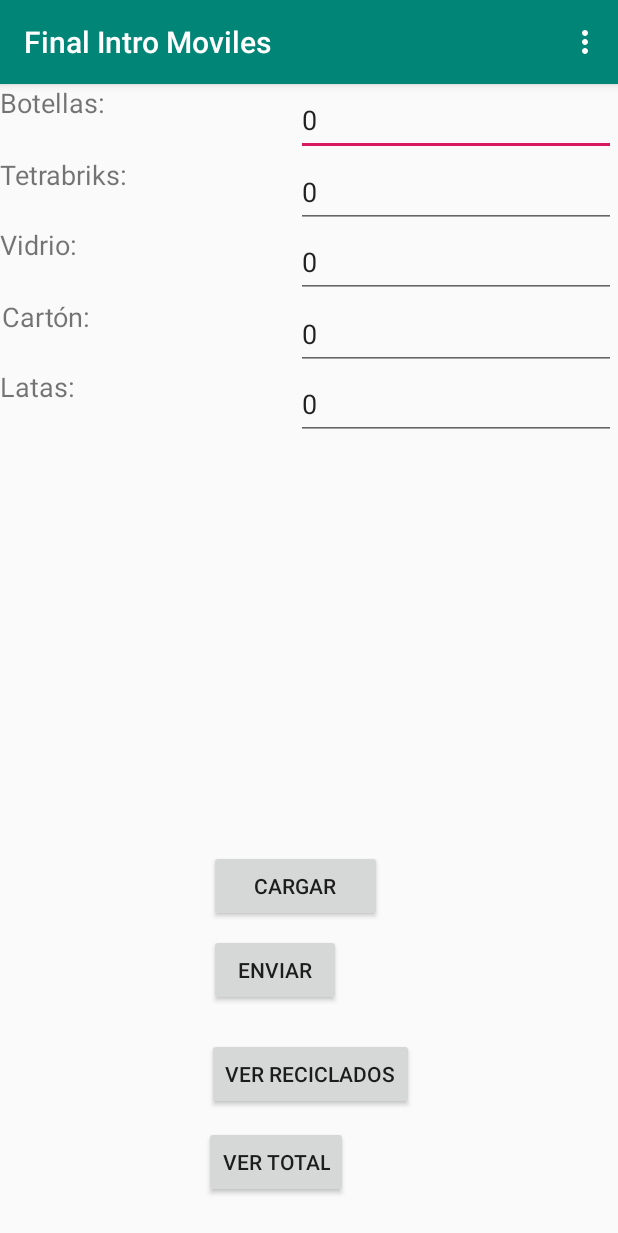
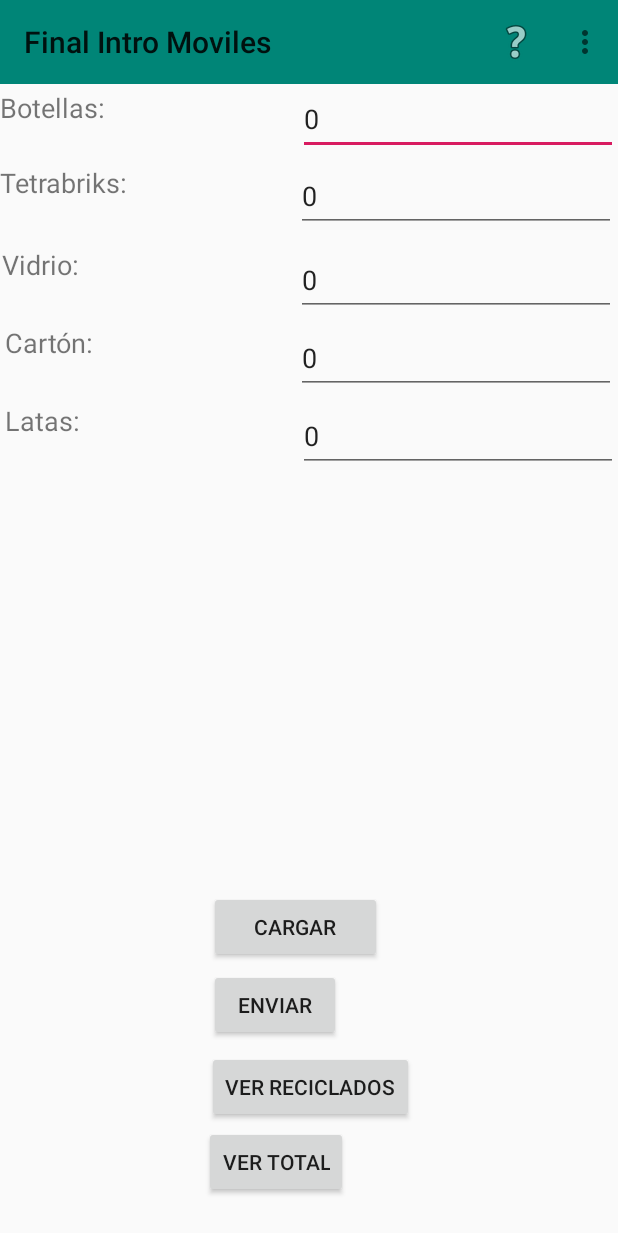
Before and after one commit to scorpion712/Garbage-Recycler-Service-Client-App, an Android app: the RecyclingActivity screen opened directly, with no data from a screen before it, on a phone screen of 412 x 824 dp. Shown: the top 1233 px of the screen. Run offline under Robolectric (Android 15) with nearby library versions, the phone set to English and light mode, and no system bars; 1 statement that could not run was skipped.

Commit message:
Adding a customized toolbar

```diff
--- a/app/src/main/java/com/example/lauti/finalintromoviles/dialogs/RecyclingDialog.java
+++ b/app/src/main/java/com/example/lauti/finalintromoviles/dialogs/RecyclingDialog.java
@@ -1,4 +1,41 @@
 package com.example.lauti.finalintromoviles.dialogs;
 
-public class RecyclingDialog {
+import android.app.AlertDialog;
+import android.app.Dialog;
+import android.content.DialogInterface;
+import android.os.Bundle;
+import android.support.v7.app.AppCompatDialogFragment;
+
+
+/**
+ * @author: Oneto, Fernando
+ * @author: Diez, Lautaro
+ * @Note: we use the Web Service did as the final practical work for the subject Service Oriented.
+ * To find the project:
+ * @link: https://github.com/scorpion712/Rest-Service-Garbage-Recycler
+ */
+
+// Class created to show a help dialog on RecyclingActivity
+public class RecyclingDialog extends AppCompatDialogFragment {
+    private static final String DIALOG_TITLE = "Ayuda";
+    private static final String HELP_TEXT = "Para registrar un reciclado debe completar los campos que corresponda. Si no posee reciclado de alguna clase coloque 0 (cero). \n";
+    private static final String LOAD_BUTTON="CARGAR: almacena el reciclado ingresado en el dispositivo.\n";
+    private static final String SEND_BUTTON="ENVIAR: envia el reciclado ingresado al servidor.\n";
+    private static final String LIST_VIEW="VER RECICLADOS: muestra la lista de todos los reciclados que posee.\n";
+    private static final String VIEW_ALL="VER TOTAL: muestra el total en cantidad de reciclados y su peso en toneladas.";
+
+    @Override
+    public Dialog onCreateDialog(Bundle savedInstanceState) {
+        AlertDialog.Builder builder = new AlertDialog.Builder(getActivity()); // Dialog builder
+        builder.setTitle(DIALOG_TITLE)
+                .setMessage(HELP_TEXT + "\n" + LOAD_BUTTON + "\n" + SEND_BUTTON + "\n" + LIST_VIEW + "\n" + VIEW_ALL)
+                .setPositiveButton("Ok", new DialogInterface.OnClickListener() {
+                    @Override
+                    public void onClick(DialogInterface dialog, int which) {
+
+                    }
+                });
+        return builder.create(); // return de dialog created
+
+    }
 }
--- a/app/src/main/res/layout/activity_recycling.xml
+++ b/app/src/main/res/layout/activity_recycling.xml
@@ -5,6 +5,12 @@
     android:layout_width="match_parent"
     android:layout_height="match_parent"
     tools:context=".activities.RecyclingActivity">
+
+    <include
+        layout="@layout/toolbar"
+        android:visibility="visible"
+        android:layout_height="wrap_content"
+        android:layout_width="match_parent" />
 
     <Button
         android:id="@+id/loadButton"
@@ -19,7 +25,7 @@
         android:layout_marginLeft="139dp"
         android:layout_marginEnd="157dp"
         android:layout_marginRight="157dp"
-        android:layout_marginBottom="209dp"
+        android:layout_marginBottom="182dp"
         android:text="cargar" />
 
     <TextView
@@ -27,7 +33,11 @@
         android:layout_width="160dp"
         android:layout_height="48dp"
         android:layout_alignParentStart="true"
+        android:layout_alignParentLeft="true"
         android:layout_alignParentTop="true"
+        android:layout_marginStart="0dp"
+        android:layout_marginLeft="0dp"
+        android:layout_marginTop="59dp"
         android:text="Botellas:"
         android:textSize="18sp" />
 
@@ -37,8 +47,10 @@
         android:layout_height="48dp"
         android:layout_alignParentTop="true"
         android:layout_alignParentEnd="true"
-        android:layout_marginTop="0dp"
-        android:layout_marginEnd="1dp"
+        android:layout_alignParentRight="true"
+        android:layout_marginTop="55dp"
+        android:layout_marginEnd="0dp"
+        android:layout_marginRight="0dp"
         android:ems="10"
         android:inputType="numberSigned"
         android:textSize="18sp" />
@@ -49,8 +61,10 @@
         android:layout_height="48dp"
         android:layout_below="@+id/bottlesText"
         android:layout_alignParentEnd="true"
-        android:layout_marginTop="0dp"
+        android:layout_alignParentRight="true"
+        android:layout_marginTop="3dp"
         android:layout_marginEnd="1dp"
+        android:layout_marginRight="1dp"
         android:ems="10"
         android:inputType="numberSigned"
         android:textSize="18sp" />
@@ -61,8 +75,10 @@
         android:layout_height="48dp"
         android:layout_below="@+id/tetrabriksText"
         android:layout_alignParentEnd="true"
-        android:layout_marginTop="-1dp"
+        android:layout_alignParentRight="true"
+        android:layout_marginTop="8dp"
         android:layout_marginEnd="1dp"
+        android:layout_marginRight="1dp"
         android:ems="10"
         android:inputType="numberSigned"
         android:textSize="18sp" />
@@ -73,8 +89,10 @@
         android:layout_height="48dp"
         android:layout_below="@+id/glassText"
         android:layout_alignParentEnd="true"
-        android:layout_marginTop="0dp"
+        android:layout_alignParentRight="true"
+        android:layout_marginTop="4dp"
         android:layout_marginEnd="1dp"
+        android:layout_marginRight="1dp"
         android:ems="10"
         android:inputType="numberSigned"
         android:textSize="18sp" />
@@ -85,8 +103,10 @@
         android:layout_height="48dp"
         android:layout_below="@+id/paperboardText"
         android:layout_alignParentEnd="true"
-        android:layout_marginTop="-1dp"
-        android:layout_marginEnd="1dp"
+        android:layout_alignParentRight="true"
+        android:layout_marginTop="4dp"
+        android:layout_marginEnd="0dp"
+        android:layout_marginRight="0dp"
         android:ems="10"
         android:inputType="numberSigned"
         android:textSize="18sp" />
@@ -97,6 +117,10 @@
         android:layout_height="48dp"
         android:layout_below="@+id/bottlesText"
         android:layout_alignParentStart="true"
+        android:layout_alignParentLeft="true"
+        android:layout_marginStart="0dp"
+        android:layout_marginLeft="0dp"
+        android:layout_marginTop="6dp"
         android:text="Tetrabriks:"
         android:textSize="18sp" />
 
@@ -106,6 +130,10 @@
         android:layout_height="48dp"
         android:layout_alignTop="@+id/glassText"
         android:layout_alignParentStart="true"
+        android:layout_alignParentLeft="true"
+        android:layout_marginStart="1dp"
+        android:layout_marginLeft="1dp"
+        android:layout_marginTop="1dp"
         android:text="Vidrio:"
         android:textSize="18sp" />
 
@@ -116,9 +144,9 @@
         android:layout_below="@+id/glassText"
         android:layout_alignParentStart="true"
         android:layout_alignParentLeft="true"
-        android:layout_marginStart="1dp"
-        android:layout_marginLeft="1dp"
-        android:layout_marginTop="0dp"
+        android:layout_marginStart="3dp"
+        android:layout_marginLeft="3dp"
+        android:layout_marginTop="5dp"
         android:text="Cartón:"
         android:textSize="18sp" />
 
@@ -128,6 +156,10 @@
         android:layout_height="48dp"
         android:layout_alignTop="@+id/cansText"
         android:layout_alignParentStart="true"
+        android:layout_alignParentLeft="true"
+        android:layout_marginStart="3dp"
+        android:layout_marginLeft="3dp"
+        android:layout_marginTop="1dp"
         android:text="Latas:"
         android:textSize="18sp" />
 
@@ -136,8 +168,11 @@
         android:layout_width="wrap_content"
         android:layout_height="wrap_content"
         android:layout_alignStart="@+id/loadButton"
+        android:layout_alignLeft="@+id/loadButton"
         android:layout_alignParentBottom="true"
-        android:layout_marginBottom="153dp"
+        android:layout_marginStart="0dp"
+        android:layout_marginLeft="0dp"
+        android:layout_marginBottom="130dp"
         android:text="Enviar" />
 
     <Button
@@ -145,9 +180,11 @@
         android:layout_width="wrap_content"
         android:layout_height="wrap_content"
         android:layout_alignEnd="@+id/loadButton"
+        android:layout_alignRight="@+id/loadButton"
         android:layout_alignParentBottom="true"
         android:layout_marginEnd="-21dp"
-        android:layout_marginBottom="84dp"
+        android:layout_marginRight="-21dp"
+        android:layout_marginBottom="75dp"
         android:text="Ver Reciclados" />
 
     <Button
@@ -155,8 +192,10 @@
         android:layout_width="wrap_content"
         android:layout_height="wrap_content"
         android:layout_alignStart="@+id/loadButton"
+        android:layout_alignLeft="@+id/loadButton"
         android:layout_alignParentBottom="true"
         android:layout_marginStart="-3dp"
+        android:layout_marginLeft="-3dp"
         android:layout_marginBottom="25dp"
         android:text="Ver Total" />
 
--- a/app/src/main/res/layout/toolbar.xml
+++ b/app/src/main/res/layout/toolbar.xml
@@ -1,6 +1,8 @@
 <?xml version="1.0" encoding="utf-8"?>
+<!-- Customized toolbar -->
 <android.support.v7.widget.Toolbar xmlns:android="http://schemas.android.com/apk/res/android"
     android:layout_width="match_parent"
+    android:id="@+id/toolbar"
     android:layout_height="wrap_content"
     android:background="@color/colorPrimary">
 
--- a/app/src/main/res/menu/menu_recycling_activity.xml
+++ b/app/src/main/res/menu/menu_recycling_activity.xml
@@ -1,12 +1,16 @@
 <?xml version="1.0" encoding="utf-8"?>
-<menu xmlns:android="http://schemas.android.com/apk/res/android">
+<menu xmlns:android="http://schemas.android.com/apk/res/android"
+    xmlns:app="http://schemas.android.com/apk/res-auto">
 
+    <!-- Menu items used by RecyclingActivity-->
     <item
         android:id="@+id/help"
         android:icon="@android:drawable/ic_menu_help"
-        android:title="@string/helpst" />
+        android:title="@string/helpst"
+        app:showAsAction="always"/>
     <item
         android:id="@+id/logout"
         android:icon="@android:drawable/ic_lock_power_off"
-        android:title="@string/logoust" />
+        android:title="@string/logoust"
+        app:showAsAction="never"/>
 </menu>
--- a/app/src/main/res/values/strings.xml
+++ b/app/src/main/res/values/strings.xml
@@ -1,4 +1,6 @@
 <resources>
     <string name="app_name">Final Intro Moviles</string>
     <string name="EMPTY_FIELDS">Error en los campos</string>
+    <string name="helpst">Ayuda</string>
+    <string name="logoust">Logout</string>
 </resources>
--- a/app/src/main/res/values/styles.xml
+++ b/app/src/main/res/values/styles.xml
@@ -1,7 +1,7 @@
 <resources>
 
     <!-- Base application theme. -->
-    <style name="AppTheme" parent="Theme.AppCompat.Light.DarkActionBar">
+    <style name="AppTheme" parent="Theme.AppCompat.Light.NoActionBar"> <!-- Use NoActionBar to use our own toolbar (toolbar.xml) -->
         <!-- Customize your theme here. -->
         <item name="colorPrimary">@color/colorPrimary</item>
         <item name="colorPrimaryDark">@color/colorPrimaryDark</item>
```
